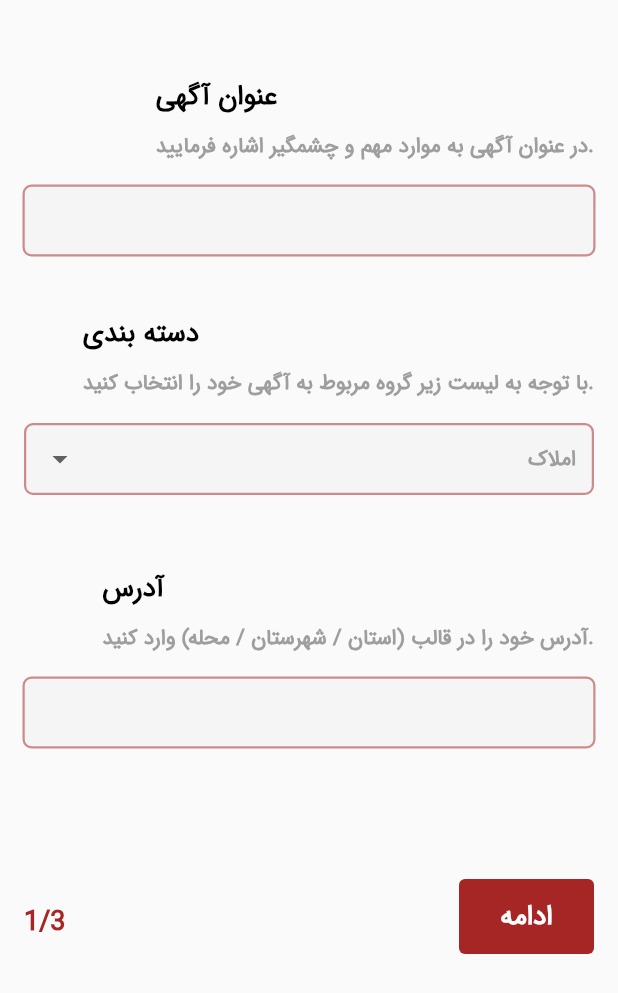
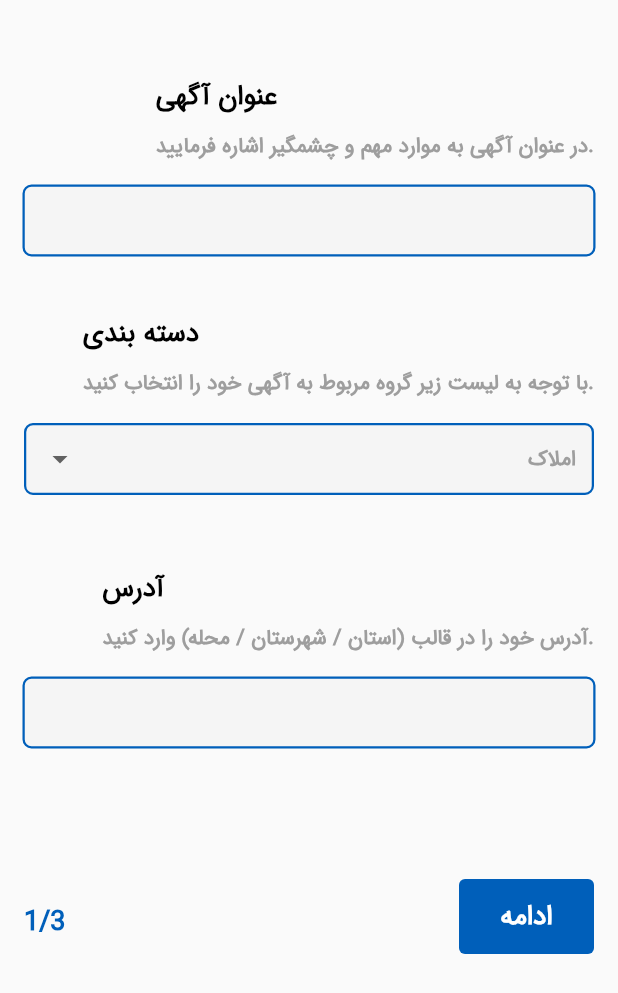
Before and after one commit to sajjadabbasi1383/DivarSample, a Flutter app: the AddPostScreen screen opened directly, on a phone screen of 412 x 824 dp. Shown: the top 993 px of the screen. Run offline on Flutter 3.47's test engine with Material 2 defaults, Android fonts, the phone set to English and light mode, and no system bars; our stand-ins replace flutter_spinkit, image_picker, persistent_bottom_nav_bar.

Commit message:
change primary color

```diff
--- a/lib/view/addPost_screen.dart
+++ b/lib/view/addPost_screen.dart
@@ -91,7 +91,7 @@ class _AddPostScreenState extends State<AddPostScreen> {
                         fontSize: 14,
                         fontFamily: 'irs',
                         color: Colors.black),
-                    cursorColor: const Color.fromRGBO(166, 38, 38, 1),
+                    cursorColor: const Color.fromRGBO(0, 95, 186, 1),
                     decoration: InputDecoration(
                       filled: true,
                       fillColor: Colors.grey[100],
@@ -100,11 +100,11 @@ class _AddPostScreenState extends State<AddPostScreen> {
                       enabledBorder: const OutlineInputBorder(
                           borderRadius: BorderRadius.all(Radius.circular(6)),
                           borderSide: BorderSide(
-                              width: 1.5, color: Color.fromARGB(130,166, 38, 38))),
+                              width: 1.5, color: Color.fromRGBO(0, 95, 186, 1))),
                       focusedBorder: const OutlineInputBorder(
                           borderRadius: BorderRadius.all(Radius.circular(6)),
                           borderSide: BorderSide(
-                              width: 1.5, color: Color.fromRGBO(166, 38, 38, 0.7))),
+                              width: 1.5, color: Color.fromRGBO(0, 95, 186, 1))),
                     ),
                   ),
                 ),
@@ -176,11 +176,11 @@ class _AddPostScreenState extends State<AddPostScreen> {
                         enabledBorder: const OutlineInputBorder(
                             borderRadius: BorderRadius.all(Radius.circular(6)),
                             borderSide: BorderSide(
-                                width: 1.5, color: Color.fromARGB(130,166, 38, 38))),
+                                width: 1.5, color: Color.fromRGBO(0, 95, 186, 1))),
                         focusedBorder: const OutlineInputBorder(
                             borderRadius: BorderRadius.all(Radius.circular(6)),
                             borderSide: BorderSide(
-                                width: 1.5, color: Color.fromARGB(130,166, 38, 38))),
+                                width: 1.5, color: Color.fromRGBO(0, 95, 186, 1))),
                       ),
                     ),
                   ),
@@ -236,7 +236,7 @@ class _AddPostScreenState extends State<AddPostScreen> {
                         fontSize: 14,
                         fontFamily: 'irs',
                         color: Colors.black),
-                    cursorColor: const Color.fromRGBO(166, 38, 38, 1),
+                    cursorColor: const Color.fromRGBO(0, 95, 186, 1),
                     decoration: InputDecoration(
                       filled: true,
                       fillColor: Colors.grey[100],
@@ -245,11 +245,11 @@ class _AddPostScreenState extends State<AddPostScreen> {
                       enabledBorder: const OutlineInputBorder(
                           borderRadius: BorderRadius.all(Radius.circular(6)),
                           borderSide: BorderSide(
-                              width: 1.5, color: Color.fromARGB(130,166, 38, 38))),
+                              width: 1.5, color: Color.fromRGBO(0, 95, 186, 1))),
                       focusedBorder: const OutlineInputBorder(
                           borderRadius: BorderRadius.all(Radius.circular(6)),
                           borderSide: BorderSide(
-                              width: 1.5, color: Color.fromRGBO(166, 38, 38, 0.7))),
+                              width: 1.5, color: Color.fromRGBO(0, 95, 186, 1))),
                     ),
                   ),
                 ),
@@ -269,7 +269,7 @@ class _AddPostScreenState extends State<AddPostScreen> {
                           fontWeight: FontWeight.bold,
                           fontSize: 18,
                           fontFamily: 'irs',
-                          color: Color.fromRGBO(166, 38, 38, 1)),
+                          color: Color.fromRGBO(0, 95, 186, 1)),
                     ),
                   ),
                   MaterialButton(
@@ -287,7 +287,7 @@ class _AddPostScreenState extends State<AddPostScreen> {
                     },
                     height: 50,
                     minWidth: 90,
-                    color: const Color.fromRGBO(166, 38, 38, 1),
+                    color: const Color.fromRGBO(0, 95, 186, 1),
                     elevation: 0,
                     shape: RoundedRectangleBorder(
                         borderRadius: BorderRadius.circular(4)),
--- a/lib/view/main_screen.dart
+++ b/lib/view/main_screen.dart
@@ -18,7 +18,7 @@ late PersistentTabController navController;
 class _MainScreenState extends State<MainScreen> {
 
 
-  static const Color baseColor = Color(0xffA82626);
+  static const Color baseColor = Color(0xff005FA8);
 
   static const activeStyle = TextStyle(
       fontFamily: 'irs',
--- a/pubspec.yaml
+++ b/pubspec.yaml
@@ -31,7 +31,6 @@ dependencies:
   flutter:
     sdk: flutter
   flutter_spinkit: ^5.2.0
-  flutter_svg: ^2.0.7
   persistent_bottom_nav_bar: ^5.0.2
   image_picker: ^1.0.7
   http: any
```
Also changed, not shown: lib/view/addPost2_screen.dart (+8 -8 lines), lib/view/addPost3_screen.dart (+4 -4 lines), lib/view/splash_screen.dart (+5 -6 lines), assets/images/logo.gif (deleted), assets/images/logo.svg (deleted), assets/images/logo2.png (added).
